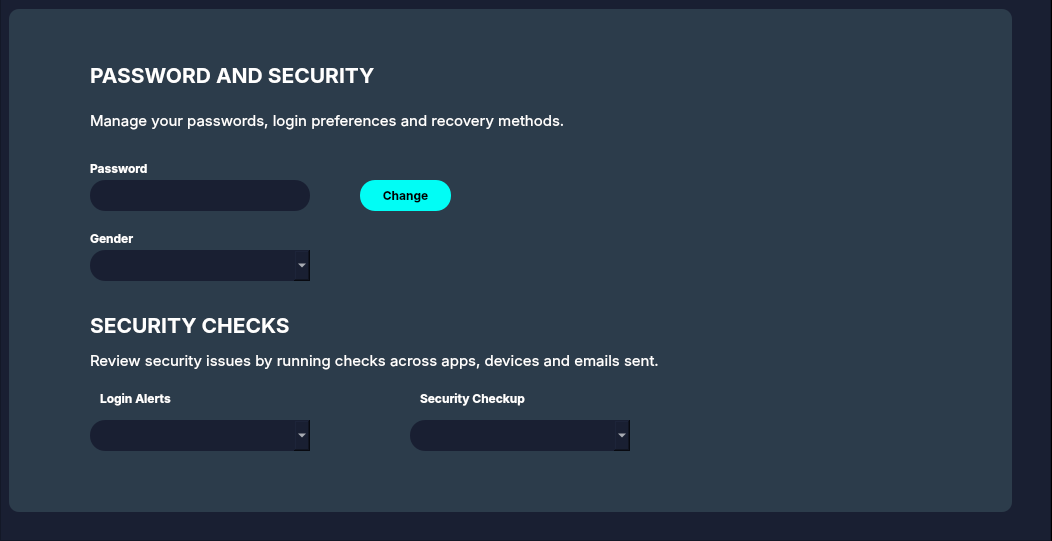
This is WardenFort/passwordsecwidget.ui in oncelerr/WardenFort as Qt 5 draws it before an edit. The edited form follows.
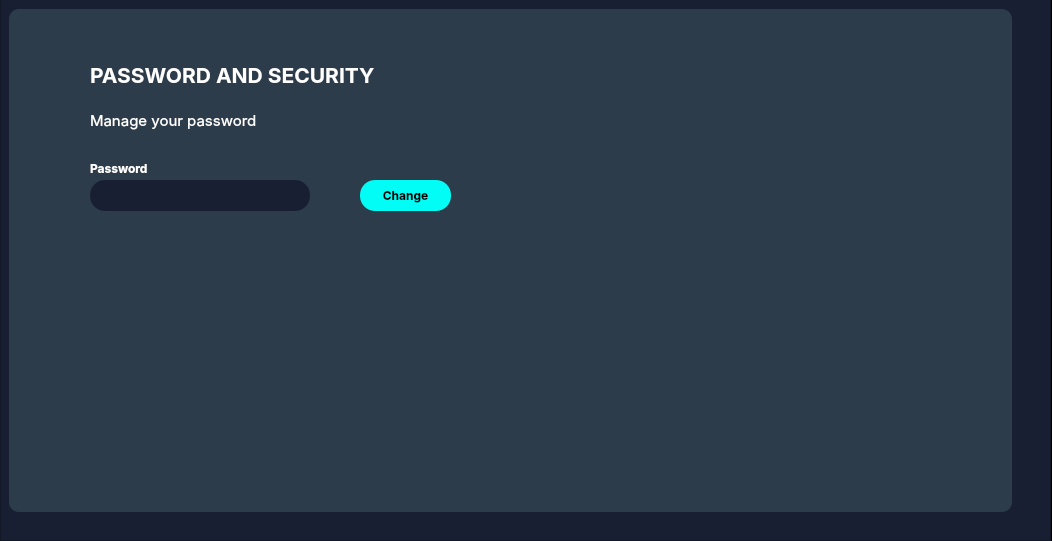
This is the edited form.

Diff of the .ui file:
```diff
--- a/WardenFort/passwordsecwidget.ui
+++ b/WardenFort/passwordsecwidget.ui
@@ -52,59 +52,6 @@
      <string/>
     </property>
    </widget>
-   <widget class="QComboBox" name="comboBox_2">
-    <property name="geometry">
-     <rect>
-      <x>90</x>
-      <y>430</y>
-      <width>220</width>
-      <height>31</height>
-     </rect>
-    </property>
-    <property name="styleSheet">
-     <string notr="true">color: white;
-padding: 10px;
-border-radius: 15px;</string>
-    </property>
-   </widget>
-   <widget class="QComboBox" name="comboBox_3">
-    <property name="geometry">
-     <rect>
-      <x>410</x>
-      <y>430</y>
-      <width>220</width>
-      <height>31</height>
-     </rect>
-    </property>
-    <property name="styleSheet">
-     <string notr="true">color: white;
-padding: 10px;
-border-radius: 15px;
-background-color: ;</string>
-    </property>
-   </widget>
-   <widget class="QLabel" name="label_10">
-    <property name="geometry">
-     <rect>
-      <x>90</x>
-      <y>240</y>
-      <width>71</width>
-      <height>16</height>
-     </rect>
-    </property>
-    <property name="font">
-     <font>
-      <family>Inter</family>
-      <bold>true</bold>
-     </font>
-    </property>
-    <property name="styleSheet">
-     <string notr="true">background-color: transparent; color: white;</string>
-    </property>
-    <property name="text">
-     <string>Gender</string>
-    </property>
-   </widget>
    <widget class="QLineEdit" name="changePass">
     <property name="geometry">
      <rect>
@@ -161,7 +108,7 @@
      <string notr="true">background-color: transparent; color: white;</string>
     </property>
     <property name="text">
-     <string>Manage your passwords, login preferences and recovery methods.</string>
+     <string>Manage your password</string>
     </property>
    </widget>
    <widget class="QLabel" name="label_6">
@@ -212,111 +159,6 @@
      <string>Change</string>
     </property>
    </widget>
-   <widget class="QLabel" name="label_11">
-    <property name="geometry">
-     <rect>
-      <x>90</x>
-      <y>360</y>
-      <width>631</width>
-      <height>21</height>
-     </rect>
-    </property>
-    <property name="font">
-     <font>
-      <family>Inter</family>
-      <pointsize>11</pointsize>
-     </font>
-    </property>
-    <property name="styleSheet">
-     <string notr="true">background-color: transparent; color: white;</string>
-    </property>
-    <property name="text">
-     <string>Review security issues by running checks across apps, devices and emails sent.</string>
-    </property>
-   </widget>
-   <widget class="QLabel" name="label_12">
-    <property name="geometry">
-     <rect>
-      <x>90</x>
-      <y>320</y>
-      <width>301</width>
-      <height>31</height>
-     </rect>
-    </property>
-    <property name="font">
-     <font>
-      <family>Inter</family>
-      <pointsize>16</pointsize>
-      <bold>true</bold>
-     </font>
-    </property>
-    <property name="styleSheet">
-     <string notr="true">background-color: transparent;
-color: white;</string>
-    </property>
-    <property name="text">
-     <string>SECURITY CHECKS</string>
-    </property>
-   </widget>
-   <widget class="QLabel" name="label_15">
-    <property name="geometry">
-     <rect>
-      <x>420</x>
-      <y>400</y>
-      <width>121</width>
-      <height>16</height>
-     </rect>
-    </property>
-    <property name="font">
-     <font>
-      <family>Inter</family>
-      <bold>true</bold>
-     </font>
-    </property>
-    <property name="styleSheet">
-     <string notr="true">background-color: transparent; color: white;</string>
-    </property>
-    <property name="text">
-     <string>Security Checkup</string>
-    </property>
-   </widget>
-   <widget class="QLabel" name="label_13">
-    <property name="geometry">
-     <rect>
-      <x>100</x>
-      <y>400</y>
-      <width>71</width>
-      <height>16</height>
-     </rect>
-    </property>
-    <property name="font">
-     <font>
-      <family>Inter</family>
-      <bold>true</bold>
-     </font>
-    </property>
-    <property name="styleSheet">
-     <string notr="true">background-color: transparent; color: white;</string>
-    </property>
-    <property name="text">
-     <string>Login Alerts</string>
-    </property>
-   </widget>
-   <widget class="QComboBox" name="comboBox">
-    <property name="geometry">
-     <rect>
-      <x>90</x>
-      <y>260</y>
-      <width>220</width>
-      <height>31</height>
-     </rect>
-    </property>
-    <property name="styleSheet">
-     <string notr="true">color: white;
-padding: 10px;
-border-radius: 15px;</string>
-    </property>
-   </widget>
   </widget>
  </widget>
  <resources/>
```
